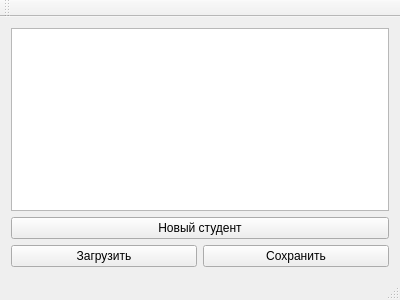
Above: mainwindow.ui from AstyCo/QT_learning_1 before the change. Below: the same form after it.
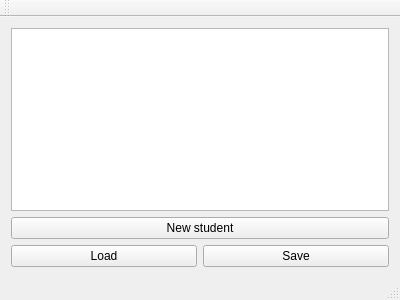
That is the form after the change.

Diff of the .ui file:
```diff
--- a/mainwindow.ui
+++ b/mainwindow.ui
@@ -21,7 +21,7 @@
     <item>
      <widget class="QPushButton" name="newStudentButton">
       <property name="text">
-       <string>Новый студент</string>
+       <string>New student</string>
       </property>
      </widget>
     </item>
@@ -30,14 +30,14 @@
       <item>
        <widget class="QPushButton" name="loadButton">
         <property name="text">
-         <string>Загрузить</string>
+         <string>Load</string>
         </property>
        </widget>
       </item>
       <item>
        <widget class="QPushButton" name="saveButton">
         <property name="text">
-         <string>Сохранить</string>
+         <string>Save</string>
         </property>
        </widget>
       </item>
```
